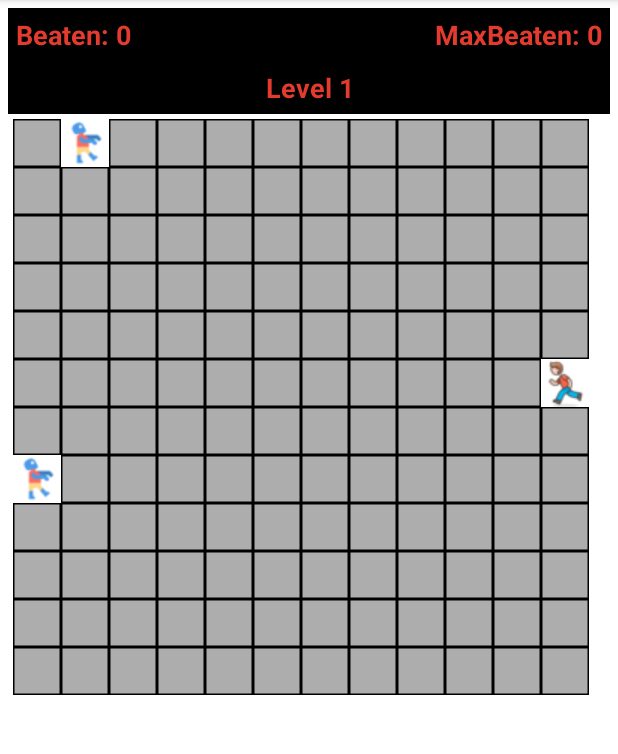
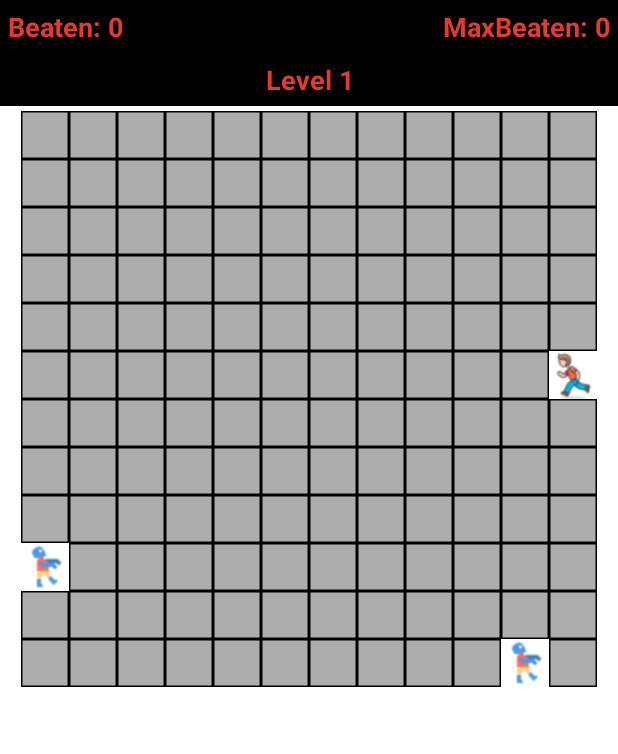
Before and after one commit to MishIvan/ZombieFight, an Android app: the screen it shows after launch (MainActivity), in the options menu, after a tap on "Start new game", on a phone screen of 412 x 824 dp, the part 84-838 px from its top. Run offline under Robolectric (Android 15) with nearby library versions, the phone set to English and light mode, and no system bars.

Commit message:
Версия в разработке 20210924 заставка и выравнивание игрового поля по центру

```diff
--- a/app/src/main/AndroidManifest.xml
+++ b/app/src/main/AndroidManifest.xml
@@ -11,7 +11,7 @@
             android:roundIcon="@drawable/zombie_icon"
             android:supportsRtl="true"
             android:theme="@style/Theme.ZombieFight">
-        <activity android:name=".MainActivity">
+        <activity android:name=".MainActivity" android:theme="@style/SplashScreen">
             <intent-filter>
                 <action android:name="android.intent.action.MAIN"/>
 
--- a/app/src/main/java/com/app/zombiefight/GameField.java
+++ b/app/src/main/java/com/app/zombiefight/GameField.java
@@ -94,13 +94,23 @@ public class GameField {
     }
 
     // появление зомби на поле
-    public static int seedZombie(boolean fromRow)
+    public static int seedZombie(int direction)
     {
         int col = getRandomColumn();
         int row = getRandomRow();
-        Zombie zombie = fromRow ? new Zombie(0, col) :
-                new Zombie(row, 0);
-        gameField[fromRow ? 0 : row][fromRow ? col : 0] = ZOMBIE;
+        switch(direction)
+        {
+            case GameField.LEFT:
+                col = 0; break;
+            case GameField.RIGHT:
+                col = columns - 1; break;
+            case GameField.UP:
+                row = 0; break;
+            case GameField.DOWN:
+                row = rows - 1; break;
+        }
+        Zombie zombie =  new Zombie(row, col);
+        gameField[row][col] = ZOMBIE;
         zombies.add(zombie);
         return zombie.getId();
 
--- a/app/src/main/java/com/app/zombiefight/MainActivity.java
+++ b/app/src/main/java/com/app/zombiefight/MainActivity.java
@@ -37,7 +37,7 @@ public class MainActivity extends AppCompatActivity {
             {
                 if(System.currentTimeMillis() >= beginMillisecs+500L)
                 {
-                    id = GameField.seedZombie(false);
+                    id = GameField.seedZombie(GameField.LEFT);
                     Zombie zombie = GameField.findZombieById(id);
                     Message msg = handler.obtainMessage();
                     Bundle bundle = new Bundle();
@@ -194,6 +194,7 @@ public class MainActivity extends AppCompatActivity {
 
     @Override
     protected void onCreate(Bundle savedInstanceState) {
+        setTheme(R.style.SplashScreen);
         super.onCreate(savedInstanceState);
         setContentView(R.layout.activity_main);
         androidx.appcompat.app.ActionBar ab = getSupportActionBar();
@@ -208,7 +209,7 @@ public class MainActivity extends AppCompatActivity {
         readSharedPreferences();
         android.util.DisplayMetrics dm = getResources().getDisplayMetrics();
         int height = dm.heightPixels*160/dm.densityDpi-2*5*dm.densityDpi/160;
-        int width = dm.widthPixels*160/dm.densityDpi-5*dm.densityDpi/160;
+        int width = dm.widthPixels*160/dm.densityDpi-2*5*dm.densityDpi/160;
         int size = Math.min(width/32, height/32);
         InitGame(new Size(size,size));
 
@@ -220,8 +221,8 @@ public class MainActivity extends AppCompatActivity {
         int m = GameField.getColumns();
         field.setRowCount(n);
         field.setColumnCount(m);
-        GameField.seedZombie(true);
-        GameField.seedZombie(false);
+        GameField.seedZombie(GameField.LEFT);
+        GameField.seedZombie(GameField.DOWN);
         GameField.seedPerson();
         ArrayList<Zombie> zombies = GameField.getZombies();
         for(Zombie zombie : zombies)
@@ -301,8 +302,8 @@ public class MainActivity extends AppCompatActivity {
         GameField.getZombies().clear();
         GameField.clearGameField();
         System.gc();
-        GameField.seedZombie(true);
-        GameField.seedZombie(false);
+        GameField.seedZombie(GameField.LEFT);
+        GameField.seedZombie(GameField.DOWN);
         GameField.seedPerson();
         ArrayList<Zombie> zombies = GameField.getZombies();
         delayMoving = INITIAL_DELAY;
@@ -359,14 +360,15 @@ public class MainActivity extends AppCompatActivity {
                 return super.onOptionsItemSelected(item);
         }
     }
-    // считывать параметры задачи
+    // считывать параметры приложения
     private void readSharedPreferences()
     {
         String name = getResources().getString(R.string.Settings);
         SharedPreferences sharedPreferences = getSharedPreferences(name, MODE_PRIVATE);
-        sharedPreferences.getInt("MaxBeaten", 0);
+        maxBeaten = sharedPreferences.getInt("MaxBeaten", 0);
 
     }
+    // записать параметры приложения
     private void writeSharedPreferences()
     {
         String name = getResources().getString(R.string.Settings);
--- /dev/null
+++ b/app/src/main/res/drawable/splash_screen.xml
@@ -0,0 +1,11 @@
+<layer-list xmlns:android="http://schemas.android.com/apk/res/android">
+<item>
+    <color android:color="@color/purple_500" />
+</item>
+<item>
+    <bitmap android:src="@drawable/splash_screen_logo"
+            android:tileMode="disabled"
+            android:gravity="center"
+            android:layout_gravity="center" />
+</item>
+</layer-list>
--- a/app/src/main/res/layout/activity_main.xml
+++ b/app/src/main/res/layout/activity_main.xml
@@ -6,7 +6,8 @@
         android:orientation="vertical"
         android:layout_width="match_parent"
         android:layout_height="match_parent"
-        tools:context=".MainActivity" android:layout_margin="5dp">
+        android:background="@color/white"
+        tools:context=".MainActivity">
     <androidx.gridlayout.widget.GridLayout
             android:layout_width="match_parent"
             android:layout_height="wrap_content"
@@ -64,9 +65,13 @@
             android:paddingTop="5dp"
             android:textAlignment="center"/>
     <androidx.gridlayout.widget.GridLayout
-            android:layout_width="match_parent"
-            android:layout_height="wrap_content" android:id="@+id/idField" android:minHeight="400dp"
-            android:layout_margin="3dp" android:layout_gravity="center_horizontal|fill_horizontal">
+            android:layout_width="wrap_content"
+            android:layout_height="wrap_content"
+            android:id="@+id/idField"
+            android:minHeight="400dp"
+            android:layout_margin="3dp"
+            android:layout_gravity="center_horizontal"
+            >
 
     </androidx.gridlayout.widget.GridLayout>
 </LinearLayout>
--- a/app/src/main/res/values/themes.xml
+++ b/app/src/main/res/values/themes.xml
@@ -13,4 +13,7 @@
         <item name="android:statusBarColor" tools:targetApi="l">?attr/colorPrimaryVariant</item>
         <!-- Customize your theme here. -->
     </style>
+    <style name="SplashScreen" parent="Theme.ZombieFight">
+        <item name="android:windowBackground">@drawable/splash_screen</item>
+    </style>
 </resources>
```
Also changed, not shown: app/src/main/res/drawable/splash_screen_logo.png (added).
